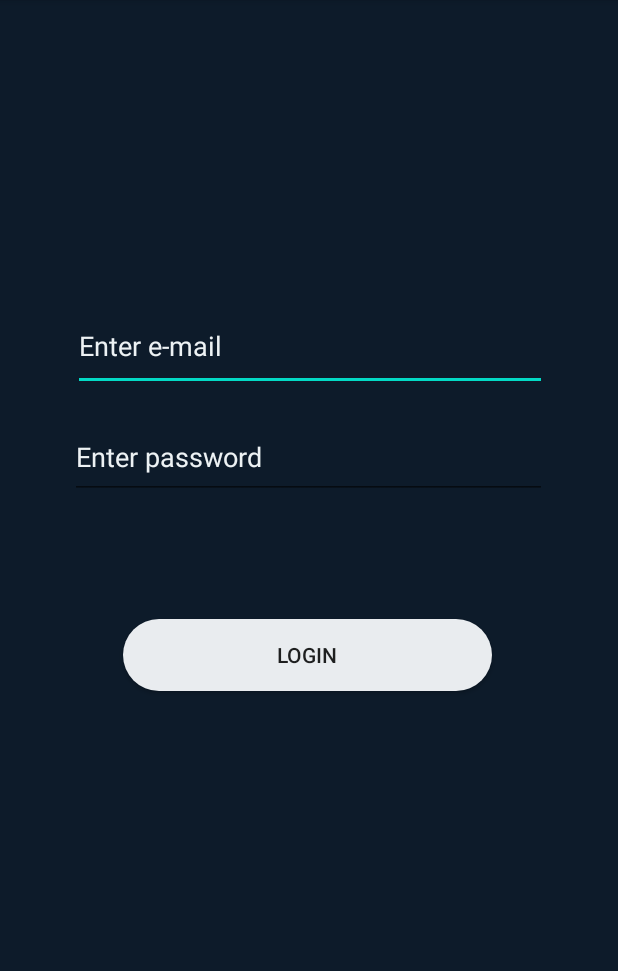
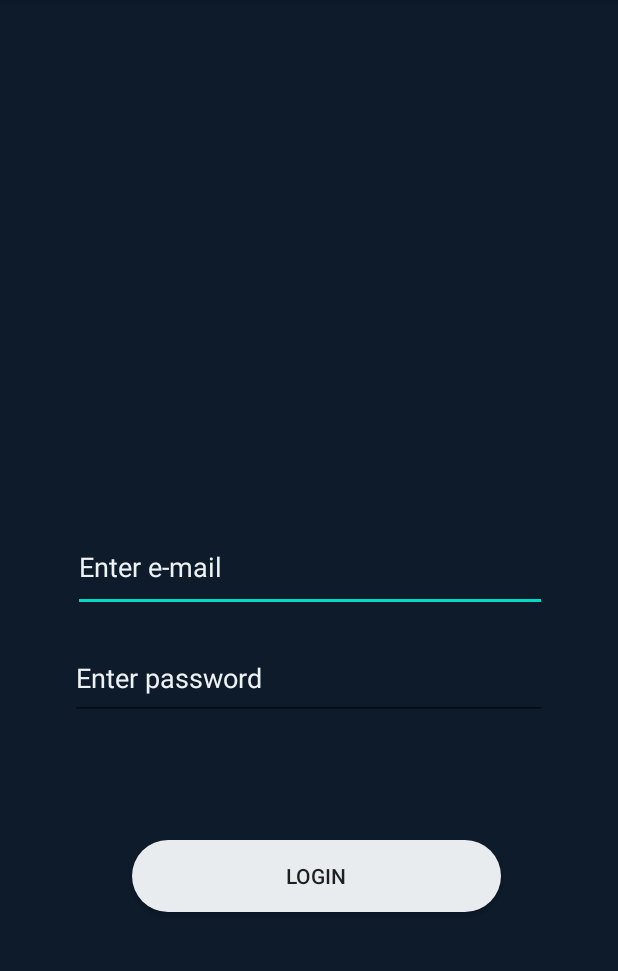
Before and after one commit to Baranga69/Flint_69, an Android app: the screen it shows after launch (Login), after a tap on "LOGIN", on a phone screen of 412 x 824 dp, the part 84-1055 px from its top. Run offline under Robolectric (Android 15) with nearby library versions, the phone set to English and light mode, and no system bars; our stand-ins replace Firebase (no records; nobody signed in at launch, a user with empty details on screens opened directly).

```diff
--- a/app/build.gradle
+++ b/app/build.gradle
@@ -28,6 +28,7 @@ dependencies {
     implementation 'androidx.constraintlayout:constraintlayout:1.1.3'
     implementation "androidx.cardview:cardview:1.0.0"
     implementation 'androidx.recyclerview:recyclerview:1.1.0'
+
     testImplementation 'junit:junit:4.13'
     androidTestImplementation 'androidx.test.ext:junit:1.1.1'
     androidTestImplementation 'androidx.test.espresso:espresso-core:3.2.0'
--- a/app/src/main/java/com/example/flint/Chats/ChatActivity.java
+++ b/app/src/main/java/com/example/flint/Chats/ChatActivity.java
@@ -29,12 +29,12 @@ import java.util.List;
 import java.util.Map;
 
 public class ChatActivity extends AppCompatActivity {
-
     private RecyclerView mRecyclerView;
     private RecyclerView.Adapter mChatAdapter;
     private RecyclerView.LayoutManager mChatLayoutManager;
 
     private String currentUID, matchId, chatId;
+
     private EditText mSendEditText;
     private Button mSendButton;
     DatabaseReference mDatabaseUser, mDatabaseChat;
@@ -48,7 +48,7 @@ public class ChatActivity extends AppCompatActivity {
 
         currentUID = FirebaseAuth.getInstance().getCurrentUser().getUid();
         mDatabaseChat = FirebaseDatabase.getInstance().getReference().child("Chat");
-        mDatabaseUser = FirebaseDatabase.getInstance().getReference().child("Users").child(currentUID).child("connections").child("matches").child(matchId).child("chatId");
+        mDatabaseUser = FirebaseDatabase.getInstance().getReference().child("Users").child(currentUID).child("connections").child("matches").child(matchId).child("ChatId");
 
         getChatId();
 
--- a/app/src/main/res/layout/activity_login.xml
+++ b/app/src/main/res/layout/activity_login.xml
@@ -44,9 +44,9 @@
         android:layout_alignParentEnd="true"
         android:layout_alignParentRight="true"
         android:layout_alignParentBottom="true"
-        android:layout_marginEnd="84dp"
-        android:layout_marginRight="84dp"
-        android:layout_marginBottom="307dp"
+        android:layout_marginEnd="78dp"
+        android:layout_marginRight="78dp"
+        android:layout_marginBottom="160dp"
         android:background="@drawable/signup_button"
         android:text="Login" />
 </RelativeLayout>
```
Also changed, not shown: app/src/main/java/com/example/flint/MainActivity.java (+7 -3 lines), app/src/main/res/layout-v21/activity_main.xml (renamed from app/src/main/res/layout/activity_main.xml, +17 -17 lines).
